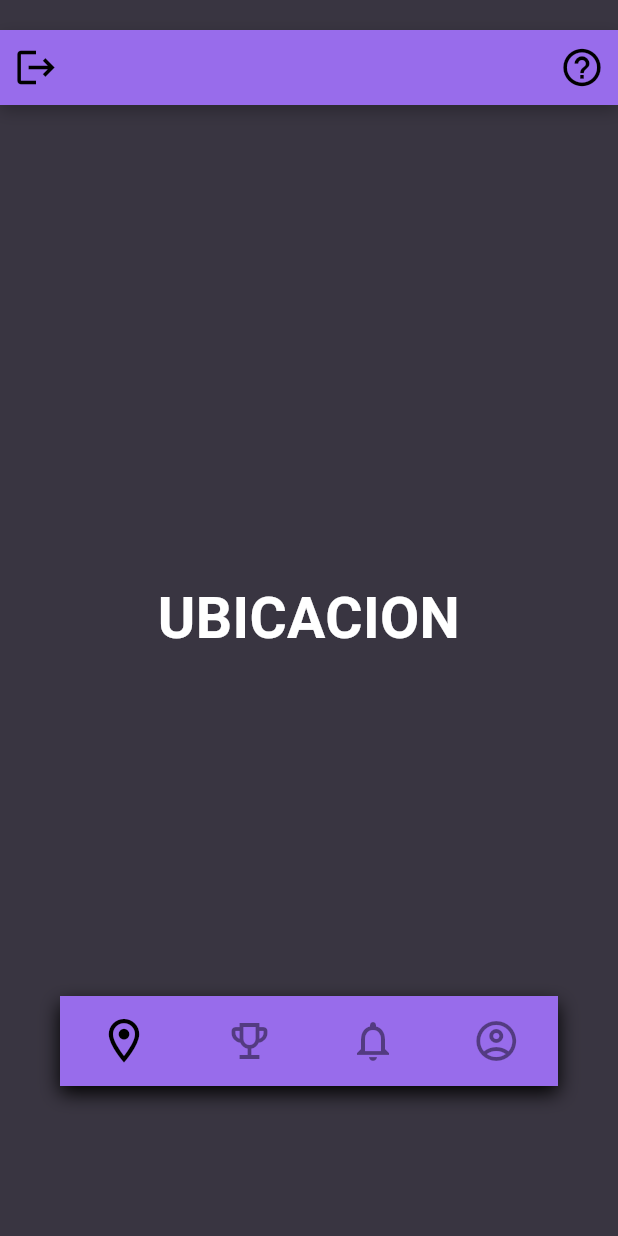
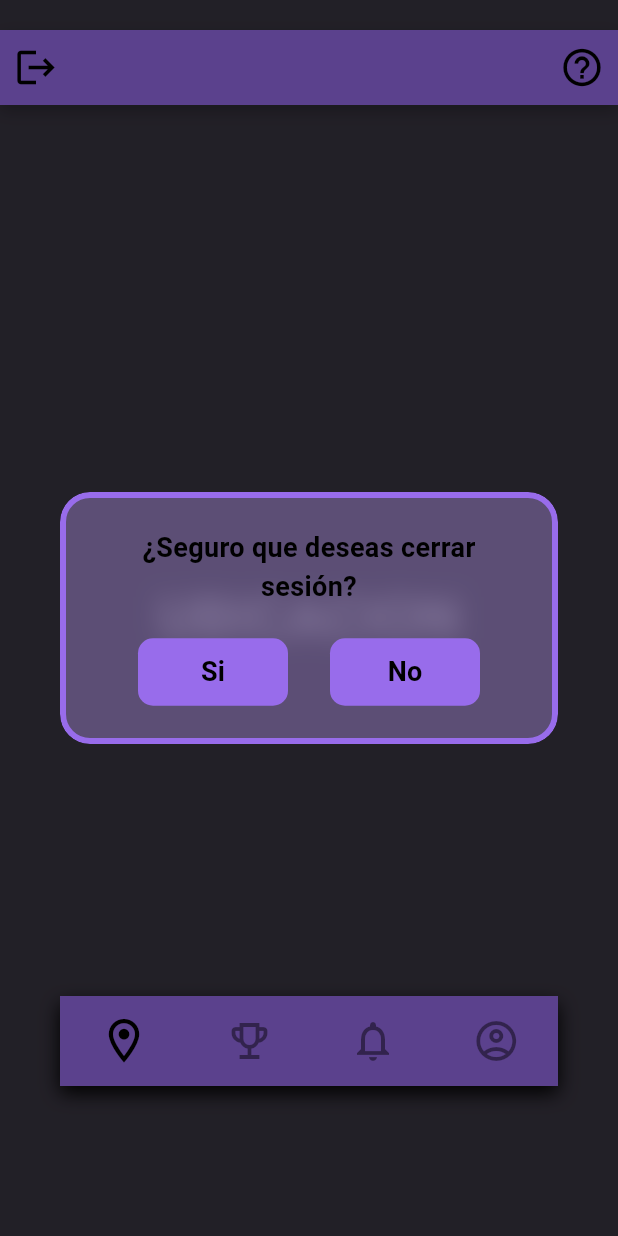
Before and after one commit to brandonAS09/NexusAR, a Flutter app: the MenuScreen screen opened directly, after a tap on the "logout" icon, on a phone screen of 412 x 824 dp. Run offline on Flutter 3.47's test engine with Material 3 defaults, Android fonts, the phone set to English and light mode, and no system bars.

Commit message:
Se agrego la ventana emergente de cerrar sesion

```diff
--- a/lib/components/custom_app_bar.dart
+++ b/lib/components/custom_app_bar.dart
@@ -4,13 +4,16 @@ import 'package:nexus_ar/core/app_colors.dart';
 class CustomAppBar extends StatelessWidget implements PreferredSizeWidget {
   @override
   Size get preferredSize => const Size.fromHeight(70.0);
+
   final bool backButton;
   final VoidCallback? onHelpPressed;
+  final VoidCallback? onLogoutPressed;
 
   const CustomAppBar({
     super.key,
     this.backButton = false,
     this.onHelpPressed,
+    this.onLogoutPressed,
   });
 
   @override
@@ -18,16 +21,19 @@ class CustomAppBar extends StatelessWidget implements PreferredSizeWidget {
     final purpleColor = AppColors.botonInicioSesion;
     final IconData leftIcon = backButton ? Icons.arrow_back : Icons.logout;
 
-    final VoidCallback onLeftIconPressed = backButton
-      ? () => Navigator.pop(context)
-      : () => print('Acción de Salir/Menú'); // Acción para la pantalla principal
+    final VoidCallback? onLeftIconPressed = backButton
+        ? () => Navigator.pop(context)
+        : onLogoutPressed;
 
     return Padding(
       padding: const EdgeInsets.fromLTRB(0, 0, 0, 0),
       child: Container(
         height: 60,
-        // Margin top para respetar la barra de estado del sistema
-        margin: EdgeInsets.only(top: MediaQuery.of(context).padding.top > 20 ? MediaQuery.of(context).padding.top - 5 : 20.0),
+        margin: EdgeInsets.only(
+          top: MediaQuery.of(context).padding.top > 20
+              ? MediaQuery.of(context).padding.top - 5
+              : 20.0,
+        ),
         decoration: BoxDecoration(
           color: purpleColor,
           boxShadow: const [
@@ -47,9 +53,10 @@ class CustomAppBar extends StatelessWidget implements PreferredSizeWidget {
               onPressed: onLeftIconPressed,
             ),
 
-            // Botón Derecho
+            // Botón Derecho (Ayuda)
             IconButton(
-              icon: const Icon(Icons.help_outline, size: 30, color: Colors.black),
+              icon:
+                  const Icon(Icons.help_outline, size: 30, color: Colors.black),
               onPressed: onHelpPressed,
             ),
           ],
--- /dev/null
+++ b/lib/components/logout_dialog.dart
@@ -0,0 +1,96 @@
+import 'dart:ui';
+import 'package:flutter/material.dart';
+import 'package:nexus_ar/core/app_colors.dart';
+
+class LogoutDialog {
+  static Future<bool?> show(BuildContext context) async {
+
+    return showDialog<bool>(
+      context: context,
+      barrierColor: Colors.black.withOpacity(0.4), // Fondo oscuro translúcido
+      barrierDismissible: true,
+      builder: (BuildContext context) {
+        return Dialog(
+          backgroundColor: Colors.transparent, // fondo transparente
+          shape: RoundedRectangleBorder(borderRadius: BorderRadius.circular(20)),
+          child: ClipRRect(
+            borderRadius: BorderRadius.circular(20),
+            child: BackdropFilter(
+              filter: ImageFilter.blur(sigmaX: 8, sigmaY: 8), // desenfoque
+              child: Container(
+                padding: const EdgeInsets.all(20),
+                decoration: BoxDecoration(
+                  color: AppColors.fieldTextColor.withOpacity(0.7), // boton traslucido
+                  border: Border.all(color: AppColors.botonInicioSesion, width: 4),
+                  borderRadius: BorderRadius.circular(20),
+                ),
+                child: Column(
+                  mainAxisSize: MainAxisSize.min,
+                  children: [
+                    const Text(
+                      '¿Seguro que deseas cerrar sesión?',
+                      textAlign: TextAlign.center,
+                      style: TextStyle(
+                        color: Colors.black,
+                        fontSize: 18,
+                        fontWeight: FontWeight.bold,
+                      ),
+                    ),
+                    const SizedBox(height: 20),
+                    Row(
+                      mainAxisAlignment: MainAxisAlignment.spaceEvenly,
+                      children: [
+                        _buildDialogButton(
+                          context,
+                          text: 'Si',
+                          color: AppColors.botonInicioSesion,
+                          textColor: Colors.black,
+                          onPressed: () => Navigator.of(context).pop(true),
+                        ),
+                        _buildDialogButton(
+                          context,
+                          text: 'No',
+                          color: AppColors.botonInicioSesion,
+                          textColor: Colors.black,
+                          onPressed: () => Navigator.of(context).pop(false),
+                        ),
+                      ],
+                    ),
+                  ],
+                ),
+              ),
+            ),
+          ),
+        );
+      },
+    );
+  }
+
+  static Widget _buildDialogButton(
+    BuildContext context, {
+    required String text,
+    required Color color,
+    required Color textColor,
+    required VoidCallback onPressed,
+  }) {
+    return ElevatedButton(
+      onPressed: onPressed,
+      style: ElevatedButton.styleFrom(
+        backgroundColor: color,
+        minimumSize: const Size(100, 45),
+        shape: RoundedRectangleBorder(
+          borderRadius: BorderRadius.circular(10),
+        ),
+        elevation: 0,
+      ),
+      child: Text(
+        text,
+        style: TextStyle(
+          color: textColor,
+          fontSize: 18,
+          fontWeight: FontWeight.bold,
+        ),
+      ),
+    );
+  }
+}
--- a/lib/screens/menu.dart
+++ b/lib/screens/menu.dart
@@ -4,7 +4,8 @@ import 'package:nexus_ar/components/bottom_nav_bar.dart';
 import 'package:nexus_ar/components/custom_app_bar.dart';
 import 'package:nexus_ar/temp/conten_page.dart';
 import 'package:nexus_ar/screens/help.dart';
-
+import 'package:nexus_ar/components/logout_dialog.dart';
+import 'package:nexus_ar/screens/inicio_sesion.dart';
 
 class MenuScreen extends StatefulWidget {
   const MenuScreen({super.key});
@@ -46,11 +47,20 @@ void _navigateToHelpScreen() async {
     }
   }
 
+  void _showLogoutDialog() async {
+    final bool? shouldLogout = await LogoutDialog.show(context);
 
+    if (shouldLogout == true) {
+      Navigator.pushAndRemoveUntil(
+        context,
+        MaterialPageRoute(builder: (context) => const InicioSesion()),
+        (route) => false,
+      );
+    }
+  }
 
   @override
   Widget build(BuildContext context) {
-
     final String page0Title = (_selectedIndex == 0 && _isInitialLoad)
         ? 'Bienvenido a la Aplicación'
         : 'UBICACION';
@@ -62,7 +72,6 @@ void _navigateToHelpScreen() async {
 
     return Scaffold(
       backgroundColor: AppColors.backgroundColor,
-
       extendBody: true,
       extendBodyBehindAppBar: true,
 
@@ -71,15 +80,13 @@ void _navigateToHelpScreen() async {
         preferredSize: const Size.fromHeight(70.0),
         child: CustomAppBar(
           onHelpPressed: _navigateToHelpScreen,
+          onLogoutPressed: _showLogoutDialog, // logout
           backButton: false,
         ),
       ),
 
       // 2. BODY
-      body: IndexedStack(
-        index: _selectedIndex,
-        children: pages,
-      ),
+      body: IndexedStack(index: _selectedIndex, children: pages),
 
       // 3. BOTTOM NAVIGATION BAR
       bottomNavigationBar: SizedBox(
```
Lines whose indentation alone changed are shown as unchanged.
